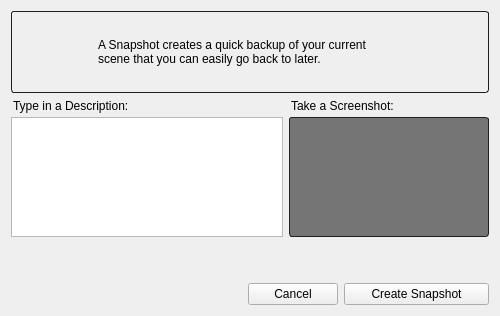
Before: the Qt Designer form resources/snapshot_form.ui in shotgunsoftware/tk-multi-snapshot, drawn with Qt 5.
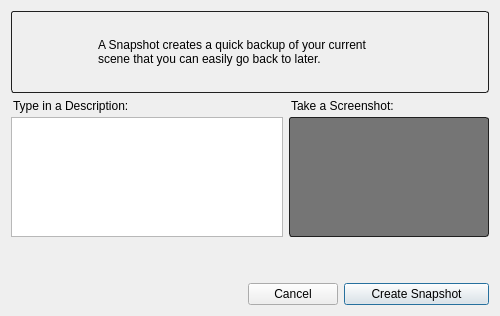
After: the same form once the commit is applied. The open tabs and pages were chosen to show the change. Icons and pictures are not drawn. Custom widgets are drawn as their Qt base class.

Commit message: #21091 - Fixed focus and default keys in snapshot dialog.  Updated resources to use tank.platform.qt instead of PySide and removed created dates

Patch:
```diff
--- a/resources/snapshot_form.ui
+++ b/resources/snapshot_form.ui
@@ -242,6 +242,9 @@
            <property name="text">
             <string>Create Snapshot</string>
            </property>
+           <property name="default">
+            <bool>true</bool>
+           </property>
           </widget>
          </item>
         </layout>
```
Left out of the diff: 19 changed lines with no effect on the pictures. The commit also changes 5 other files.
